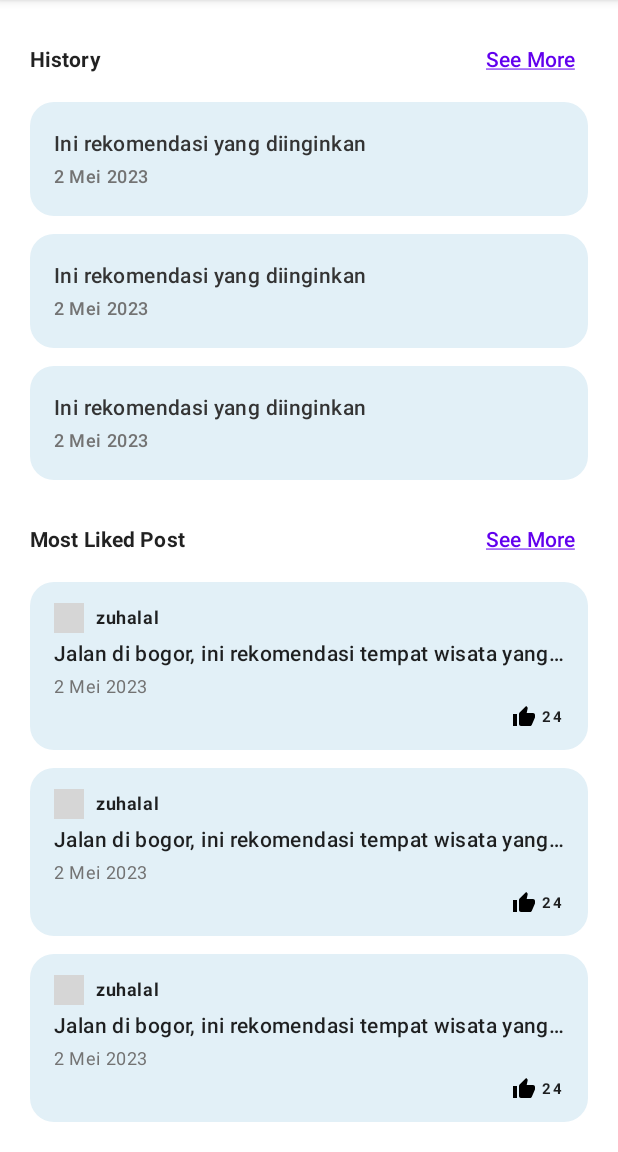
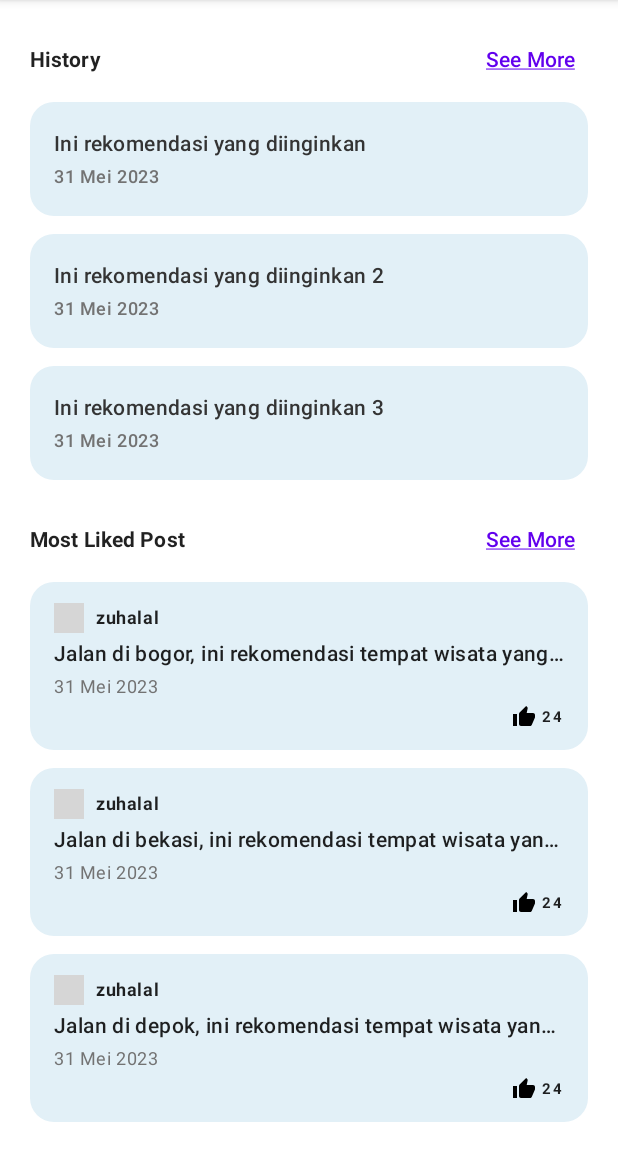
Before and after one commit to travelah/travelah-app, an Android app built with Jetpack Compose: the MainActivity screen opened directly, with no data from a screen before it, scrolled down 256 dp, on a phone screen of 412 x 824 dp, the part 84-1236 px from its top. Run offline under Robolectric (Android 15) with nearby library versions, the phone set to English and light mode, and no system bars; our stand-ins replace livedata-compose; pictures from the network do not load; 1 statement that could not run was skipped; grey boxes are pictures that could not be loaded.

```diff
--- a/app/src/main/java/com/travelah/travelahapp/data/remote/retrofit/RetrofitConfig.kt
+++ b/app/src/main/java/com/travelah/travelahapp/data/remote/retrofit/RetrofitConfig.kt
@@ -8,7 +8,7 @@ import retrofit2.converter.gson.GsonConverterFactory
 
 class RetrofitConfig {
     companion object {
-        var BASE_URL = "https://demo-app-h7wjymk3wa-uc.a.run.app/api/v1/"
+        private var BASE_URL = "https://demo-app-h7wjymk3wa-uc.a.run.app/api/v1/"
         fun getApiService(): ApiService {
             val loggingInterceptor = if (BuildConfig.DEBUG) {
                 HttpLoggingInterceptor().setLevel(HttpLoggingInterceptor.Level.BODY)
--- a/app/src/main/java/com/travelah/travelahapp/ui/components/contents/HomeContent.kt
+++ b/app/src/main/java/com/travelah/travelahapp/ui/components/contents/HomeContent.kt
@@ -116,15 +116,15 @@ fun HomeContent(
                     ) {
                         HistoryChatCardHome(
                             latestChat = "Ini rekomendasi yang diinginkan",
-                            date = "2 Mei 2023"
+                            date = "31 Mei 2023"
                         )
                         HistoryChatCardHome(
-                            latestChat = "Ini rekomendasi yang diinginkan",
-                            date = "2 Mei 2023"
+                            latestChat = "Ini rekomendasi yang diinginkan 2",
+                            date = "31 Mei 2023"
                         )
                         HistoryChatCardHome(
-                            latestChat = "Ini rekomendasi yang diinginkan",
-                            date = "2 Mei 2023"
+                            latestChat = "Ini rekomendasi yang diinginkan 3",
+                            date = "31 Mei 2023"
                         )
                     }
                 }
@@ -142,19 +142,19 @@ fun HomeContent(
                         PostCardHome(
                             username = "zuhalal",
                             title = "Jalan di bogor, ini rekomendasi tempat wisata yang keren banget",
-                            date = "2 Mei 2023",
+                            date = "31 Mei 2023",
                             likeCount = 24
                         )
                         PostCardHome(
                             username = "zuhalal",
-                            title = "Jalan di bogor, ini rekomendasi tempat wisata yang keren banget",
-                            date = "2 Mei 2023",
+                            title = "Jalan di bekasi, ini rekomendasi tempat wisata yang keren banget",
+                            date = "31 Mei 2023",
                             likeCount = 24
                         )
                         PostCardHome(
                             username = "zuhalal",
-                            title = "Jalan di bogor, ini rekomendasi tempat wisata yang keren banget",
-                            date = "2 Mei 2023",
+                            title = "Jalan di depok, ini rekomendasi tempat wisata yang keren banget",
+                            date = "31 Mei 2023",
                             likeCount = 24
                         )
                     }
--- /dev/null
+++ b/app/src/main/res/drawable/ic_baseline_send_24.xml
@@ -0,0 +1,5 @@
+<vector android:autoMirrored="true" android:height="24dp"
+    android:tint="#FFFFFF" android:viewportHeight="24"
+    android:viewportWidth="24" android:width="24dp" xmlns:android="http://schemas.android.com/apk/res/android">
+    <path android:fillColor="@android:color/white" android:pathData="M2.01,21L23,12 2.01,3 2,10l15,2 -15,2z"/>
+</vector>
--- a/app/src/main/res/values/themes.xml
+++ b/app/src/main/res/values/themes.xml
@@ -6,8 +6,8 @@
         <item name="colorPrimaryVariant">@color/blue_1</item>
         <item name="colorOnPrimary">@color/white</item>
         <!-- Secondary brand color. -->
-        <item name="colorSecondary">@color/teal_200</item>
-        <item name="colorSecondaryVariant">@color/teal_700</item>
+        <item name="colorSecondary">@color/blue_1</item>
+        <item name="colorSecondaryVariant">@color/blue_2</item>
         <item name="colorOnSecondary">@color/black</item>
         <!-- Status bar color. -->
         <item name="android:statusBarColor">?attr/colorPrimaryVariant</item>
```
Also changed, not shown: app/src/main/AndroidManifest.xml (+15 -2 lines), app/src/main/java/com/travelah/travelahapp/ui/components/contents/DetailChatContent.kt (added, +75 -0 lines), app/src/main/java/com/travelah/travelahapp/ui/components/elements/AppBarChat.kt (added, +35 -0 lines), app/src/main/java/com/travelah/travelahapp/ui/components/elements/BubbleChat.kt (added, +46 -0 lines), app/src/main/java/com/travelah/travelahapp/ui/screens/DetailChatScreen.kt (added, +27 -0 lines), app/src/main/java/com/travelah/travelahapp/view/chat/DetailChatActivity.kt (added, +20 -0 lines), app/src/main/res/layout/activity_detail_chat.xml (added, +9 -0 lines).
